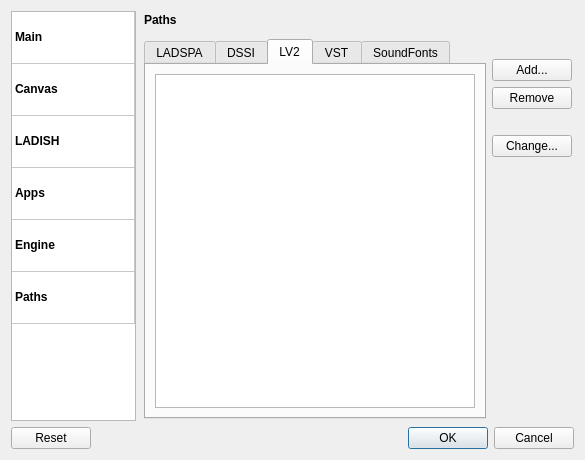
Qt form src/ui/settings_app.ui (falkTX/Cadence) before a commit.
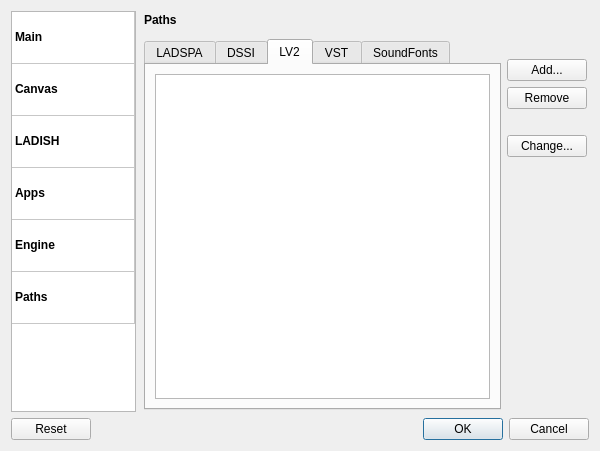
The same form after that commit. Icons and pictures are not drawn.

Commit message: More work, set settings min-width to 600

The edit to the form file:
```diff
--- a/src/ui/settings_app.ui
+++ b/src/ui/settings_app.ui
@@ -6,10 +6,16 @@
    <rect>
     <x>0</x>
     <y>0</y>
-    <width>585</width>
-    <height>460</height>
+    <width>600</width>
+    <height>451</height>
    </rect>
   </property>
+  <property name="minimumSize">
+   <size>
+    <width>600</width>
+    <height>0</height>
+   </size>
+  </property>
   <property name="windowTitle">
    <string>Settings</string>
   </property>
```
The commit also changes 8 other files.
